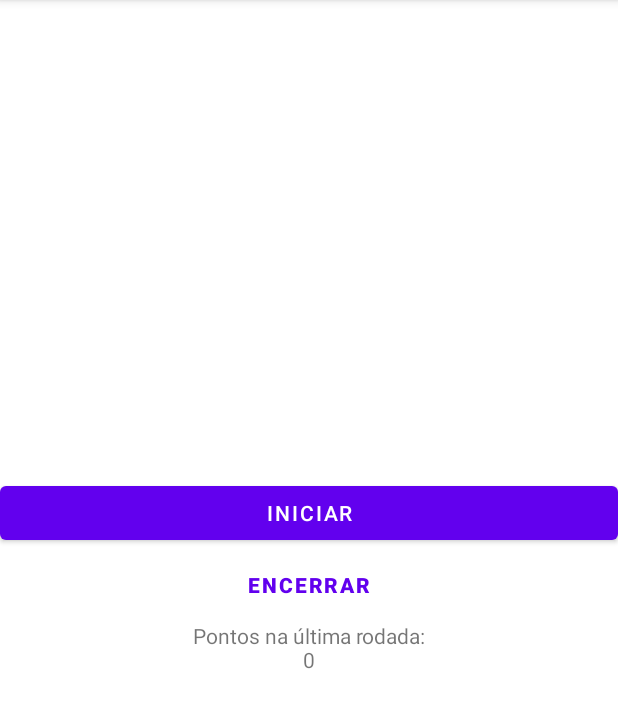
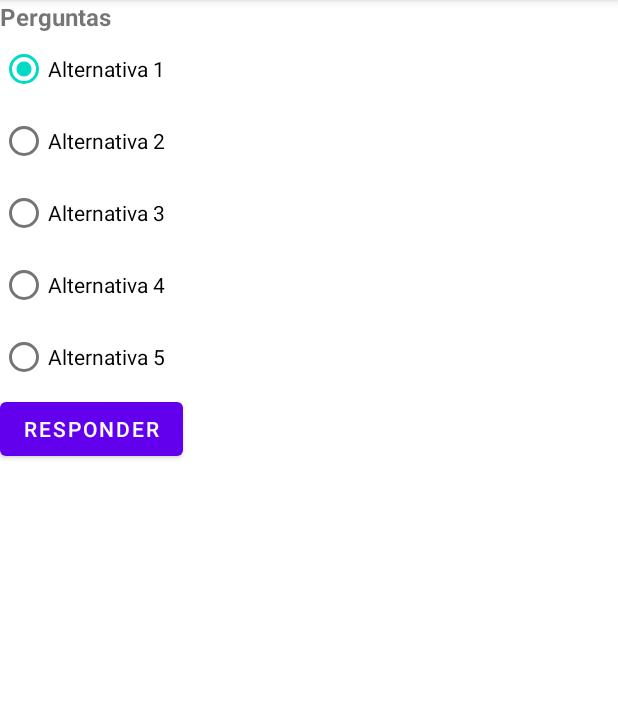
Before and after one commit to murilofb1/quiz-app, an Android app: the screen it shows after launch (HomeActivity before the commit, MainActivity after it), on a phone screen of 412 x 824 dp, the part 84-812 px from its top. Run offline under Robolectric (Android 15) with nearby library versions, the phone set to English and light mode, and no system bars.

Commit message:
Implementing Navigation Components

```diff
--- a/app/build.gradle
+++ b/app/build.gradle
@@ -41,6 +41,8 @@ dependencies {
     implementation 'androidx.appcompat:appcompat:1.4.1'
     implementation 'com.google.android.material:material:1.5.0'
     implementation 'androidx.constraintlayout:constraintlayout:2.1.3'
+    implementation 'androidx.navigation:navigation-fragment-ktx:2.4.2'
+    implementation 'androidx.navigation:navigation-ui-ktx:2.4.2'
     testImplementation 'junit:junit:4.13.2'
     androidTestImplementation 'androidx.test.ext:junit:1.1.3'
     androidTestImplementation 'androidx.test.espresso:espresso-core:3.4.0'
--- a/app/src/main/java/com/example/perguntaserespostas/HomeActivity.kt
+++ b/app/src/main/java/com/example/perguntaserespostas/activities/HomeActivity.kt
@@ -1,8 +1,9 @@
-package com.example.perguntaserespostas
+package com.example.perguntaserespostas.activities
 
 import android.content.Intent
 import android.os.Bundle
 import androidx.appcompat.app.AppCompatActivity
+import com.example.perguntaserespostas.helpers.PointsUtil
 import com.example.perguntaserespostas.databinding.ActivityHomeBinding
 
 class HomeActivity : AppCompatActivity() {
--- /dev/null
+++ b/app/src/main/java/com/example/perguntaserespostas/activities/MainActivity.kt
@@ -0,0 +1,19 @@
+package com.example.perguntaserespostas.activities
+
+import android.os.Bundle
+import androidx.appcompat.app.AppCompatActivity
+
+import androidx.fragment.app.FragmentActivity
+import com.example.perguntaserespostas.R
+import com.example.perguntaserespostas.databinding.ActivityMainBinding
+
+class MainActivity : AppCompatActivity() {
+    private lateinit var binding: ActivityMainBinding
+
+    override fun onCreate(savedInstanceState: Bundle?) {
+        super.onCreate(savedInstanceState)
+        binding = ActivityMainBinding.inflate(layoutInflater)
+        setContentView(binding.root)
+    }
+
+}
--- /dev/null
+++ b/app/src/main/java/com/example/perguntaserespostas/fragments/HomeFragment.kt
@@ -0,0 +1,33 @@
+package com.example.perguntaserespostas.fragments
+
+import android.os.Bundle
+import android.view.LayoutInflater
+import android.view.View
+import android.view.ViewGroup
+import androidx.fragment.app.Fragment
+import androidx.navigation.fragment.NavHostFragment
+import com.example.perguntaserespostas.R
+import com.example.perguntaserespostas.databinding.FragmentHomeBinding
+import com.example.perguntaserespostas.helpers.NavigationHelper
+
+class HomeFragment : Fragment() {
+    lateinit var binding: FragmentHomeBinding
+    lateinit var nav: NavigationHelper.HomeNavigation
+
+    override fun onCreateView(
+        inflater: LayoutInflater,
+        container: ViewGroup?,
+        savedInstanceState: Bundle?
+    ): View? {
+        val view = inflateView(inflater, container)
+        binding = FragmentHomeBinding.bind(view)
+        nav = NavigationHelper(requireActivity()).HomeNavigation()
+        nav.navigateToQuestion()
+        return binding.root
+    }
+
+    private fun inflateView(inflater: LayoutInflater, container: ViewGroup?): View =
+        inflater.inflate(R.layout.fragment_home, container, false)
+
+
+}
--- a/app/src/main/java/com/example/perguntaserespostas/QuestionFragment.kt
+++ b/app/src/main/java/com/example/perguntaserespostas/fragments/QuestionFragment.kt
@@ -1,18 +1,19 @@
-package com.example.perguntaserespostas
+package com.example.perguntaserespostas.fragments
 
 import android.content.DialogInterface
-import android.opengl.Visibility
 import android.os.Bundle
-import android.util.Log
 import android.view.LayoutInflater
 import android.view.View
 import android.view.ViewGroup
-import androidx.core.view.get
 import androidx.fragment.app.Fragment
+import com.example.perguntaserespostas.helpers.PointsUtil
+import com.example.perguntaserespostas.models.QuestionModel
+import com.example.perguntaserespostas.activities.QuestionsActivity
+import com.example.perguntaserespostas.R
 import com.example.perguntaserespostas.databinding.FragmentQuestionBinding
 import com.google.android.material.dialog.MaterialAlertDialogBuilder
 
-class QuestionFragment(val question: QuestionModel) : Fragment() {
+class QuestionFragment(/* private val question: QuestionModel */) : Fragment() {
     private lateinit var binding: FragmentQuestionBinding
     var answerRevealed = false
 
@@ -21,13 +22,8 @@ class QuestionFragment(val question: QuestionModel) : Fragment() {
         container: ViewGroup?,
         savedInstanceState: Bundle?
     ): View? {
-        binding = FragmentQuestionBinding.bind(
-            inflater.inflate(
-                R.layout.fragment_question,
-                container,
-                false
-            ),
-        )
+        binding = FragmentQuestionBinding.bind(inflateLayout(inflater, container))
+/*
         question.shuffleAnswers()
         binding.txtViewTitle.text = question.title
         binding.radioAlternative1.text = question.alternatives[0]
@@ -78,10 +74,16 @@ class QuestionFragment(val question: QuestionModel) : Fragment() {
             dialog.show()
             answerRevealed = true
         }
+
+ */
         return binding.root
     }
 
-    fun getCheckedRadioButton(): Int {
+    private fun inflateLayout(inflater: LayoutInflater, container: ViewGroup?): View {
+        return inflater.inflate(R.layout.fragment_question, container, false)
+    }
+
+    private fun getCheckedRadioButton(): Int {
         return when {
             binding.radioAlternative1.isChecked -> 0
             binding.radioAlternative2.isChecked -> 1
--- /dev/null
+++ b/app/src/main/java/com/example/perguntaserespostas/helpers/NavigationHelper.kt
@@ -0,0 +1,16 @@
+package com.example.perguntaserespostas.helpers
+
+import androidx.fragment.app.FragmentActivity
+import androidx.navigation.fragment.NavHostFragment
+import com.example.perguntaserespostas.R
+
+class NavigationHelper(activity: FragmentActivity) {
+    private val navHost =
+        activity.supportFragmentManager.findFragmentById(R.id.nav_host_main) as NavHostFragment
+    private val navController = navHost.navController
+
+    inner class HomeNavigation {
+        fun navigateToQuestion() =
+            navController.navigate(R.id.home_to_question)
+    }
+}
--- a/app/src/main/java/com/example/perguntaserespostas/PointsUtil.kt
+++ b/app/src/main/java/com/example/perguntaserespostas/helpers/PointsUtil.kt
@@ -1,4 +1,4 @@
-package com.example.perguntaserespostas
+package com.example.perguntaserespostas.helpers
 
 class PointsUtil {
     companion object {
--- a/app/src/main/java/com/example/perguntaserespostas/QuestionModel.kt
+++ b/app/src/main/java/com/example/perguntaserespostas/models/QuestionModel.kt
@@ -1,4 +1,4 @@
-package com.example.perguntaserespostas
+package com.example.perguntaserespostas.models
 
 class QuestionModel(
     val title: String = "",
--- /dev/null
+++ b/app/src/main/res/layout/activity_main.xml
@@ -0,0 +1,17 @@
+<?xml version="1.0" encoding="utf-8"?>
+<androidx.appcompat.widget.LinearLayoutCompat xmlns:android="http://schemas.android.com/apk/res/android"
+    xmlns:app="http://schemas.android.com/apk/res-auto"
+    android:layout_width="match_parent"
+    android:layout_height="match_parent"
+    android:gravity="center"
+    android:orientation="vertical">
+
+    <androidx.fragment.app.FragmentContainerView
+        android:id="@+id/nav_host_main"
+        android:name="androidx.navigation.fragment.NavHostFragment"
+        android:layout_width="match_parent"
+        android:layout_height="match_parent"
+        app:defaultNavHost="true"
+        app:navGraph="@navigation/nav_graph_main" />
+
+</androidx.appcompat.widget.LinearLayoutCompat>
--- a/app/src/main/res/layout/activity_questions.xml
+++ b/app/src/main/res/layout/activity_questions.xml
@@ -5,7 +5,7 @@
     android:id="@+id/frag_container"
     android:layout_width="match_parent"
     android:layout_height="match_parent"
-    tools:context=".HomeActivity">
+    tools:context=".activities.HomeActivity">
 
 
 </androidx.fragment.app.FragmentContainerView>
--- /dev/null
+++ b/app/src/main/res/navigation/nav_graph_main.xml
@@ -0,0 +1,38 @@
+<?xml version="1.0" encoding="utf-8"?>
+<navigation xmlns:android="http://schemas.android.com/apk/res/android"
+    xmlns:app="http://schemas.android.com/apk/res-auto"
+    xmlns:tools="http://schemas.android.com/tools"
+    android:id="@+id/nav_graph_main"
+    app:startDestination="@id/frag_home">
+
+    <fragment
+        android:id="@+id/frag_splash"
+        android:name="com.example.perguntaserespostas.fragments.SplashFragment"
+        tools:layout="@layout/fragment_splash">
+        <action
+            android:id="@+id/splash_to_home"
+            app:destination="@id/frag_home" />
+    </fragment>
+
+    <fragment
+        android:id="@+id/frag_home"
+        android:name="com.example.perguntaserespostas.fragments.HomeFragment"
+        tools:layout="@layout/fragment_home">
+        <action
+            android:id="@+id/home_to_question"
+            app:destination="@id/frag_question" />
+    </fragment>
+
+    <fragment
+        android:id="@+id/frag_question"
+        android:name="com.example.perguntaserespostas.fragments.QuestionFragment"
+        tools:layout="@layout/fragment_question">
+        <action
+            android:id="@+id/question_to_home"
+            app:destination="@id/frag_home" />
+        <action
+            android:id="@+id/reloadQuestion"
+            app:destination="@id/frag_question" />
+    </fragment>
+
+</navigation>
```
Also changed, not shown: app/build-MURILO-PC.gradle (deleted, +0 -43 lines), app/src/main/AndroidManifest.xml (+7 -3 lines), app/src/main/java/com/example/perguntaserespostas/activities/QuestionsActivity.kt (renamed from app/src/main/java/com/example/perguntaserespostas/QuestionsActivity.kt, +5 -2 lines), app/src/main/java/com/example/perguntaserespostas/fragments/SplashFragment.kt (added, +24 -0 lines), app/src/main/res/layout/fragment_home.xml (added, +31 -0 lines), app/src/main/res/layout/fragment_splash.xml (added, +16 -0 lines), 2 other files.
